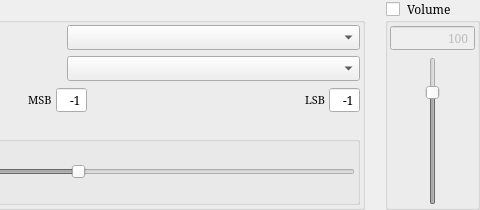
Old version of the form Qt/qt4_midi_instrument_widget.ui in the repository kmatheussen/radium; both pictures show x 238 to 718 and y 0 to 210 of the 718 by 210 pixel window.
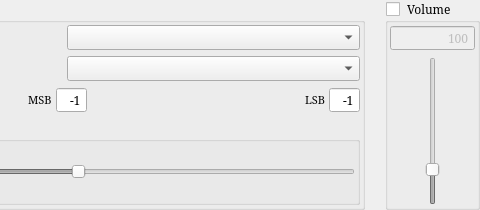
New version of the form.

Commit message: Fix inverted midi volume slider

Patch:
```diff
--- a/Qt/qt4_midi_instrument_widget.ui
+++ b/Qt/qt4_midi_instrument_widget.ui
@@ -411,11 +411,17 @@
            <number>127</number>
           </property>
           <property name="value">
-           <number>100</number>
+           <number>27</number>
           </property>
           <property name="orientation">
            <enum>Qt::Vertical</enum>
           </property>
+          <property name="invertedAppearance">
+           <bool>false</bool>
+          </property>
+          <property name="invertedControls">
+           <bool>false</bool>
+          </property>
          </widget>
         </item>
        </layout>
```
The commit also changes 1 other file.
